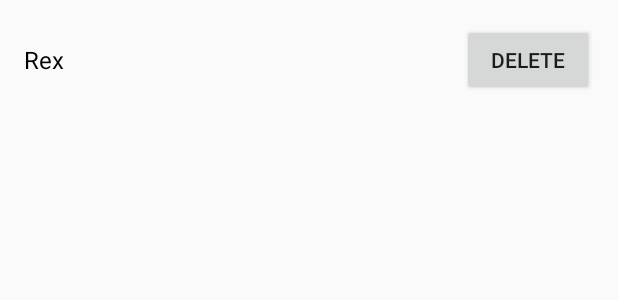
After one commit to Samy104/PetTracker, an Android app: the layout row_module.xml on its own in the app's theme, with its tools: preview values and no code run, on a phone screen of 412 x 824 dp. The commit adds this screen. Shown: the top 300 px of the screen. Run offline under Robolectric (Android 15) with nearby library versions, the phone set to English and light mode, and no system bars.

Commit message:
Initialized module manager

```diff
--- a/app/src/main/AndroidManifest.xml
+++ b/app/src/main/AndroidManifest.xml
@@ -29,7 +29,7 @@
             android:value="@string/google_maps_key" />
 
         <activity
-            android:name=".MainActivity"
+            android:name=".ui.activities.MainActivity"
             android:label="@string/title_activity_locator" >
             <intent-filter>
                 <action android:name="android.intent.action.MAIN" />
--- a/app/src/main/java/com/example/roadrunner/pettracker/ui/activities/MainActivity.java
+++ b/app/src/main/java/com/example/roadrunner/pettracker/ui/activities/MainActivity.java
@@ -17,6 +17,7 @@ import android.view.View;
 
 import com.example.roadrunner.pettracker.ui.fragments.MapsFragment;
 import com.example.roadrunner.pettracker.R;
+import com.example.roadrunner.pettracker.ui.fragments.ModuleManagerFragment;
 import com.example.roadrunner.pettracker.utils.DatabaseHelper;
 import com.google.android.gms.maps.GoogleMap;
 
@@ -130,7 +131,7 @@ public class MainActivity extends AppCompatActivity {
                 break;
 
             case R.id.nav_manage_module_fragment:
-                fragmentClass = MapsFragment.class;
+                fragmentClass = ModuleManagerFragment.class;
                 break;
 
             case R.id.nav_manage_zone_fragment:
--- /dev/null
+++ b/app/src/main/res/layout/row_module.xml
@@ -0,0 +1,26 @@
+<?xml version="1.0" encoding="utf-8"?>
+<LinearLayout xmlns:android="http://schemas.android.com/apk/res/android"
+    xmlns:tools="http://schemas.android.com/tools"
+    android:layout_width="match_parent"
+    android:layout_height="80dp"
+    android:orientation="horizontal"
+    android:padding="16dp">
+
+    <TextView
+        android:id="@+id/tv_module_name"
+        android:layout_width="0dp"
+        android:layout_height="wrap_content"
+        android:layout_gravity="center_vertical"
+        android:layout_weight="1"
+        android:textColor="#000000"
+        android:textSize="16sp"
+        tools:text="Rex" />
+
+    <Button
+        android:id="@+id/btn_module_delete"
+        android:layout_width="wrap_content"
+        android:layout_height="wrap_content"
+        android:layout_gravity="center_vertical"
+        android:text="@string/delete" />
+
+</LinearLayout>
--- a/app/src/main/res/values/strings.xml
+++ b/app/src/main/res/values/strings.xml
@@ -23,4 +23,5 @@
     <string name="hello_world">Hello world!</string>
     <string name="action_settings">Settings</string>
     <string name="title_activity_module_associer">ModuleAssocierActivity</string>
+    <string name="delete">delete</string>
 </resources>
```
Also changed, not shown: app/src/main/java/com/example/roadrunner/pettracker/ui/adapters/ModuleManagerAdapter.java (added, +87 -0 lines), app/src/main/java/com/example/roadrunner/pettracker/ui/fragments/ModuleManagerFragment.java (+34 -67 lines), app/src/main/res/layout/fragment_module_manager.xml (+26 -8 lines), app/src/main/res/drawable/ic_add_black_36dp.png (added), app/src/main/res/drawable/ic_add_white_36dp.png (added).
